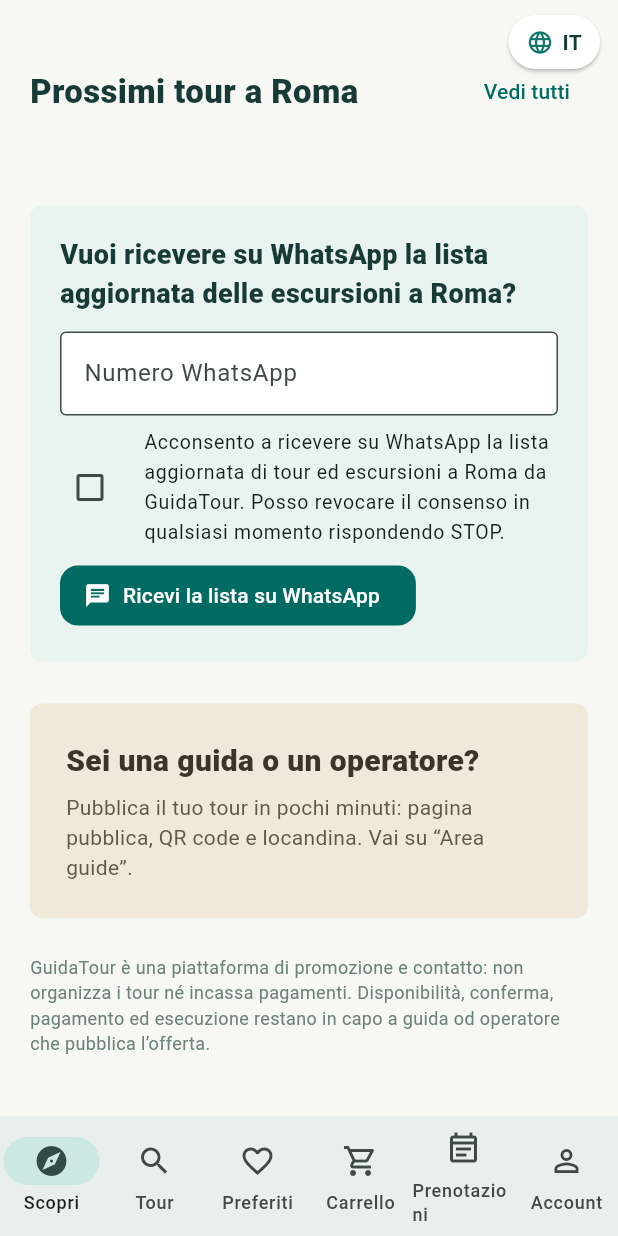
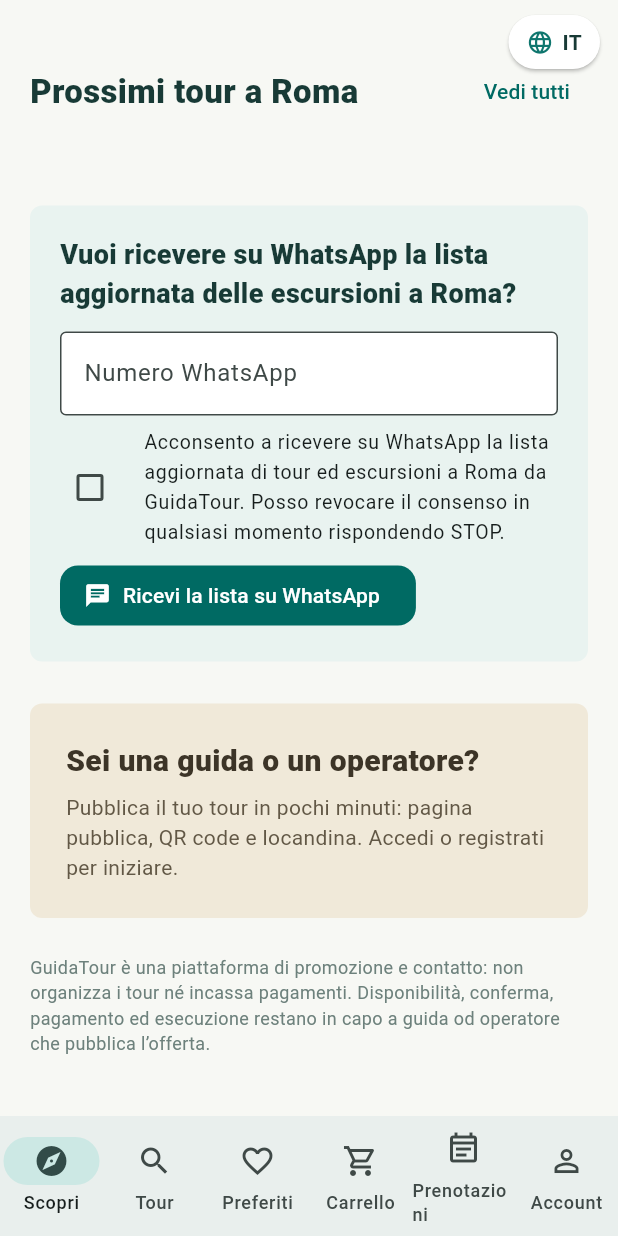
Before and after one commit to AlexJJJava/guidatour, a Flutter app: the screen it shows after launch, scrolled down 551 dp, on a phone screen of 412 x 824 dp. Run offline on Flutter 3.47's test engine with Material 3 defaults, Android fonts, the phone set to English and light mode, and no system bars; our stand-ins replace flutter_map, latlong2, qr_flutter, shared_preferences, supabase_flutter; accounts and stored records are empty; generated files the repository leaves out were written again; network calls fail; Roboto replaces fonts that are missing (Arial).

Commit message:
Corregge il banner guida/operatore: testo aggiornato e cliccabile verso Account
Riferiva una vecchia sezione Area guide non piu esistente dopo la
ristrutturazione del menu; ora porta direttamente alla sezione Account e
si nasconde se sei gia loggato come professionista.

Co-Authored-By: Claude Sonnet 5 <noreply@anthropic.com>

```diff
--- a/flutter/lib/l10n/app_en.arb
+++ b/flutter/lib/l10n/app_en.arb
@@ -65,7 +65,7 @@
   "homeSearchCta": "Search a tour",
   "homeUpcomingTitle": "Upcoming tours in {city}",
   "operatorBannerTitle": "Are you a guide or an operator?",
-  "operatorBannerBody": "Publish your tour in a few minutes: public page, QR code and poster. Go to “Guide area”.",
+  "operatorBannerBody": "Publish your tour in a few minutes: public page, QR code and poster. Log in or sign up to get started.",
 
   "authAcceptTerms": "Accept the terms of use to sign up.",
   "authCreateAccountTitle": "Create your account",
--- a/flutter/lib/l10n/app_es.arb
+++ b/flutter/lib/l10n/app_es.arb
@@ -65,7 +65,7 @@
   "homeSearchCta": "Buscar un tour",
   "homeUpcomingTitle": "Próximos tours en {city}",
   "operatorBannerTitle": "¿Eres guía u operador?",
-  "operatorBannerBody": "Publica tu tour en pocos minutos: página pública, código QR y cartel. Ve a “Área de guías”.",
+  "operatorBannerBody": "Publica tu tour en pocos minutos: página pública, código QR y cartel. Entra o regístrate para empezar.",
 
   "authAcceptTerms": "Acepta las condiciones de uso para registrarte.",
   "authCreateAccountTitle": "Crea tu cuenta",
--- a/flutter/lib/l10n/app_it.arb
+++ b/flutter/lib/l10n/app_it.arb
@@ -66,7 +66,7 @@
   "homeUpcomingTitle": "Prossimi tour a {city}",
   "@homeUpcomingTitle": {"placeholders": {"city": {"type": "String"}}},
   "operatorBannerTitle": "Sei una guida o un operatore?",
-  "operatorBannerBody": "Pubblica il tuo tour in pochi minuti: pagina pubblica, QR code e locandina. Vai su “Area guide”.",
+  "operatorBannerBody": "Pubblica il tuo tour in pochi minuti: pagina pubblica, QR code e locandina. Accedi o registrati per iniziare.",
 
   "authAcceptTerms": "Accetta i termini d’uso per registrarti.",
   "authCreateAccountTitle": "Crea il tuo account",
--- a/flutter/lib/main.dart
+++ b/flutter/lib/main.dart
@@ -139,7 +139,12 @@ class AppShell extends StatefulWidget {
 }
 
 /// Una voce del menu principale: etichetta, icone e la pagina che mostra.
-typedef _NavItem = (String label, IconData icon, IconData selectedIcon, Widget page);
+typedef _NavItem = (
+  String label,
+  IconData icon,
+  IconData selectedIcon,
+  Widget page
+);
 
 class _AppShellState extends State<AppShell> {
   int _index = 0;
@@ -216,8 +221,12 @@ class _AppShellState extends State<AppShell> {
         ),
       ]);
     }
-    items.add(
-        (t.navAccount, Icons.person_outline, Icons.person, const AccountScreen()));
+    items.add((
+      t.navAccount,
+      Icons.person_outline,
+      Icons.person,
+      const AccountScreen()
+    ));
     return items;
   }
 
@@ -227,8 +236,9 @@ class _AppShellState extends State<AppShell> {
       listenable: appState,
       builder: (context, _) {
         final user = appState.currentUser;
-        final kind =
-            user == null ? 'guest' : (user.role.isProfessional ? 'pro' : 'tourist');
+        final kind = user == null
+            ? 'guest'
+            : (user.role.isProfessional ? 'pro' : 'tourist');
         if (kind != _lastKind) {
           _lastKind = kind;
           _index = 0;
@@ -271,8 +281,7 @@ class _AppShellState extends State<AppShell> {
                       Expanded(child: items[_index].$4),
                     ],
                   ),
-                  const Positioned(
-                      top: 10, right: 12, child: LanguagePicker()),
+                  const Positioned(top: 10, right: 12, child: LanguagePicker()),
                 ],
               ),
             ),
@@ -368,8 +377,7 @@ class HomeScreen extends StatelessWidget {
               ),
               const SizedBox(height: 32),
               SectionHeading(
-                  title:
-                      t.homeUpcomingTitle(cityLabel(context, appState.city)),
+                  title: t.homeUpcomingTitle(cityLabel(context, appState.city)),
                   action: t.seeAll,
                   onAction: onOpenSearch),
               const SizedBox(height: 16),
@@ -379,8 +387,11 @@ class HomeScreen extends StatelessWidget {
               ]),
               const SizedBox(height: 36),
               const WhatsAppOptInCard(source: 'Home'),
+              if (appState.currentUser == null ||
+                  !appState.currentUser!.role.isProfessional) ...[
                 const SizedBox(height: 28),
-              _operatorBanner(t),
+                _operatorBanner(context, t),
+              ],
               const PlatformDisclaimer(),
             ],
           ),
@@ -418,8 +429,11 @@ class HomeScreen extends StatelessWidget {
     );
   }
 
-  Widget _operatorBanner(AppLocalizations t) {
-    return Container(
+  Widget _operatorBanner(BuildContext context, AppLocalizations t) {
+    return InkWell(
+      borderRadius: BorderRadius.circular(kRadius),
+      onTap: onOpenAccount,
+      child: Container(
         padding: const EdgeInsets.all(24),
         decoration: BoxDecoration(
           color: const Color(0xFFF0E9D9),
@@ -437,6 +451,7 @@ class HomeScreen extends StatelessWidget {
             Text(t.operatorBannerBody,
                 style: const TextStyle(color: Color(0xFF625846))),
           ],
+        ),
       ),
     );
   }
```
Lines whose indentation alone changed are shown as unchanged.
